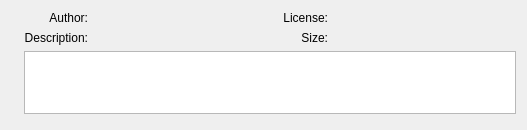
Stellarium/stellarium, file src/gui/addonWidget.ui: the form before one commit.
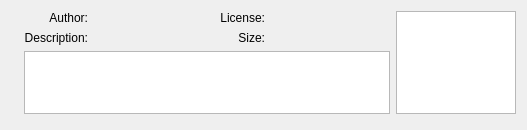
The form after the commit.

Commit message: AddOnWidget - starts displaying list of textures

```diff
--- a/src/gui/addonWidget.ui
+++ b/src/gui/addonWidget.ui
@@ -31,33 +31,7 @@
   <property name="windowTitle">
    <string>Form</string>
   </property>
-  <layout class="QGridLayout" name="gridLayout" columnstretch="0,0,50,0,50">
-   <item row="0" column="3">
-    <widget class="QLabel" name="lblLicense">
-     <property name="text">
-      <string>License:</string>
-     </property>
-     <property name="alignment">
-      <set>Qt::AlignRight|Qt::AlignTop|Qt::AlignTrailing</set>
-     </property>
-    </widget>
-   </item>
-   <item row="0" column="4">
-    <widget class="QLabel" name="txtLicense">
-     <property name="sizePolicy">
-      <sizepolicy hsizetype="Preferred" vsizetype="MinimumExpanding">
-       <horstretch>0</horstretch>
-       <verstretch>0</verstretch>
-      </sizepolicy>
-     </property>
-     <property name="text">
-      <string/>
-     </property>
-     <property name="alignment">
-      <set>Qt::AlignLeading|Qt::AlignLeft|Qt::AlignTop</set>
-     </property>
-    </widget>
-   </item>
+  <layout class="QGridLayout" name="gridLayout" columnstretch="1,1,50,1,50,50">
    <item row="1" column="1">
     <widget class="QLabel" name="lblDescription">
      <property name="text">
@@ -68,22 +42,6 @@
      </property>
     </widget>
    </item>
-   <item row="3" column="1" colspan="4">
-    <spacer name="verticalSpacer">
-     <property name="orientation">
-      <enum>Qt::Vertical</enum>
-     </property>
-     <property name="sizeType">
-      <enum>QSizePolicy::MinimumExpanding</enum>
-     </property>
-     <property name="sizeHint" stdset="0">
-      <size>
-       <width>20</width>
-       <height>5</height>
-      </size>
-     </property>
-    </spacer>
-   </item>
    <item row="2" column="1" colspan="4">
     <widget class="QTextBrowser" name="txtDescription">
      <property name="sizePolicy">
@@ -112,14 +70,8 @@
      </property>
     </widget>
    </item>
-   <item row="0" column="2">
-    <widget class="QLabel" name="txtAuthor">
-     <property name="sizePolicy">
-      <sizepolicy hsizetype="Preferred" vsizetype="MinimumExpanding">
-       <horstretch>0</horstretch>
-       <verstretch>0</verstretch>
-      </sizepolicy>
-     </property>
+   <item row="1" column="4">
+    <widget class="QLabel" name="txtSize">
      <property name="text">
       <string/>
      </property>
@@ -135,13 +87,6 @@
      </property>
     </widget>
    </item>
-   <item row="1" column="4">
-    <widget class="QLabel" name="txtSize">
-     <property name="text">
-      <string/>
-     </property>
-    </widget>
-   </item>
    <item row="0" column="1">
     <widget class="QLabel" name="lblAuthor">
      <property name="text">
@@ -152,6 +97,45 @@
      </property>
     </widget>
    </item>
+   <item row="0" column="3">
+    <widget class="QLabel" name="lblLicense">
+     <property name="text">
+      <string>License:</string>
+     </property>
+     <property name="alignment">
+      <set>Qt::AlignRight|Qt::AlignTop|Qt::AlignTrailing</set>
+     </property>
+    </widget>
+   </item>
+   <item row="0" column="4">
+    <widget class="QLabel" name="txtLicense">
+     <property name="sizePolicy">
+      <sizepolicy hsizetype="Preferred" vsizetype="MinimumExpanding">
+       <horstretch>0</horstretch>
+       <verstretch>0</verstretch>
+      </sizepolicy>
+     </property>
+     <property name="text">
+      <string/>
+     </property>
+     <property name="alignment">
+      <set>Qt::AlignLeading|Qt::AlignLeft|Qt::AlignTop</set>
+     </property>
+    </widget>
+   </item>
+   <item row="0" column="2">
+    <widget class="QLabel" name="txtAuthor">
+     <property name="sizePolicy">
+      <sizepolicy hsizetype="Preferred" vsizetype="MinimumExpanding">
+       <horstretch>0</horstretch>
+       <verstretch>0</verstretch>
+      </sizepolicy>
+     </property>
+     <property name="text">
+      <string/>
+     </property>
+    </widget>
+   </item>
    <item row="0" column="0" rowspan="3">
     <widget class="QLabel" name="thumbnail">
      <property name="sizePolicy">
@@ -168,6 +152,47 @@
      </property>
     </widget>
    </item>
+   <item row="0" column="5" rowspan="3">
+    <widget class="QListWidget" name="listWidget">
+     <property name="sizePolicy">
+      <sizepolicy hsizetype="MinimumExpanding" vsizetype="Expanding">
+       <horstretch>0</horstretch>
+       <verstretch>0</verstretch>
+      </sizepolicy>
+     </property>
+     <property name="focusPolicy">
+      <enum>Qt::NoFocus</enum>
+     </property>
+     <property name="verticalScrollBarPolicy">
+      <enum>Qt::ScrollBarAlwaysOff</enum>
+     </property>
+     <property name="horizontalScrollBarPolicy">
+      <enum>Qt::ScrollBarAlwaysOff</enum>
+     </property>
+     <property name="sizeAdjustPolicy">
+      <enum>QAbstractScrollArea::AdjustToContents</enum>
+     </property>
+     <property name="uniformItemSizes">
+      <bool>true</bool>
+     </property>
+    </widget>
+   </item>
+   <item row="3" column="1" colspan="5">
+    <spacer name="verticalSpacer">
+     <property name="orientation">
+      <enum>Qt::Vertical</enum>
+     </property>
+     <property name="sizeType">
+      <enum>QSizePolicy::MinimumExpanding</enum>
+     </property>
+     <property name="sizeHint" stdset="0">
+      <size>
+       <width>20</width>
+       <height>5</height>
+      </size>
+     </property>
+    </spacer>
+   </item>
   </layout>
  </widget>
  <resources/>
```
The commit also changes 4 other files.
